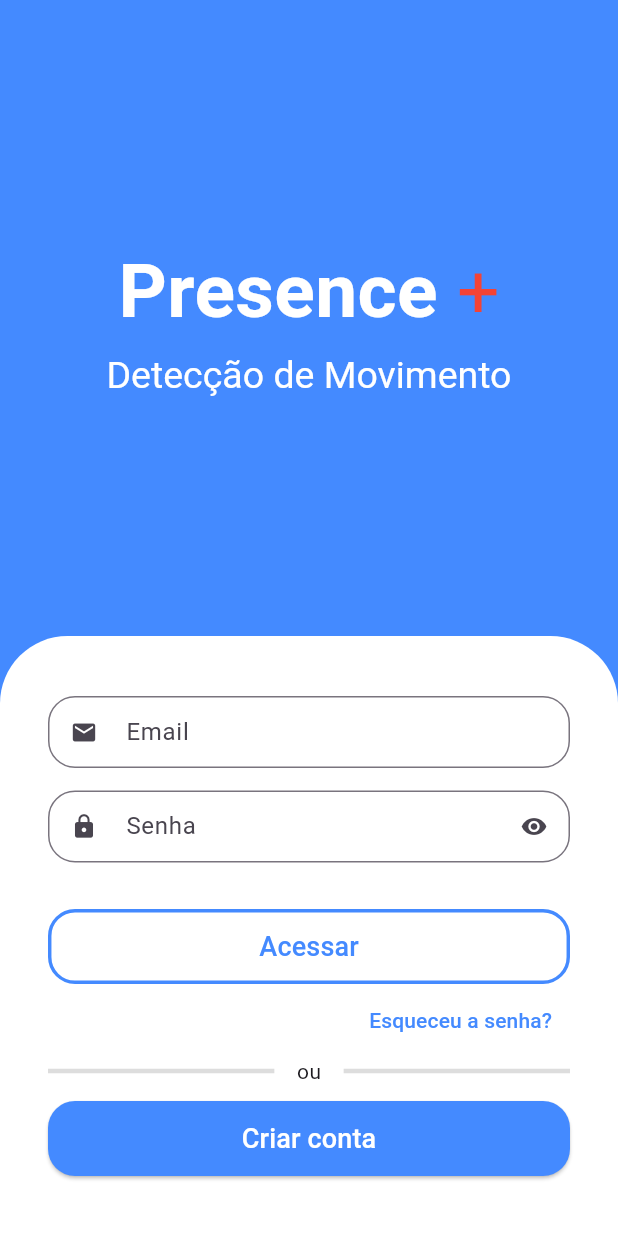
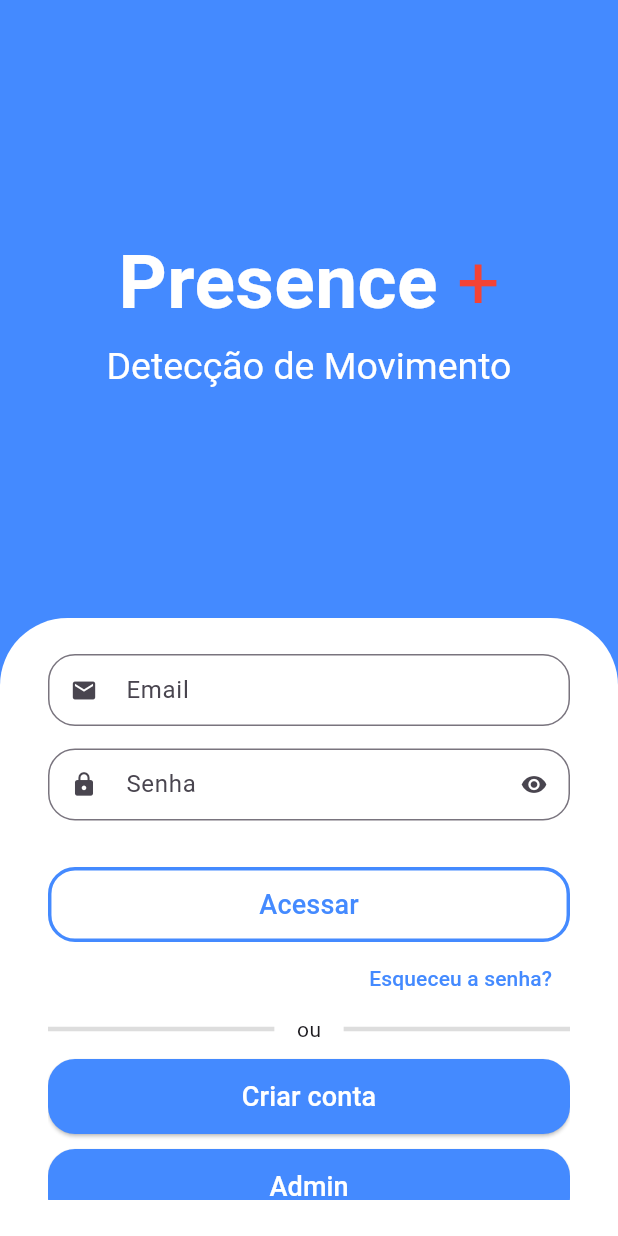
Before and after one commit to crys001001/projeto-flutter-arduino, a Flutter app: the screen it shows after launch, on a phone screen of 412 x 824 dp. Run offline on Flutter 3.47's test engine with Material 3 defaults, Android fonts, the phone set to English and light mode, and no system bars; drawn by our look-alikes of animated_text_kit; our stand-ins replace flutter_bluetooth_serial, get, mask_text_input_formatter, permission_handler.

Commit message:
ajustes_final_flutter

```diff
--- a/lib/src/auth/sign_in_screen.dart
+++ b/lib/src/auth/sign_in_screen.dart
@@ -1,6 +1,7 @@
 import 'package:animated_text_kit/animated_text_kit.dart';
 import 'package:flutter/material.dart';
 import 'package:flutter_application/src/common_widgets/custom_text_fild.dart';
+import 'package:flutter_application/src/components/admin_access_dialog.dart';
 import 'package:flutter_application/src/components/forgot_password_dialog.dart';
 import 'package:flutter_application/src/pages_routes/app_pages.dart';
 import 'package:flutter_application/src/services/validators.dart';
@@ -15,18 +16,13 @@ class SignInScreen extends StatelessWidget {
 
   @override
   Widget build(BuildContext context) {
-    final size = MediaQuery.of(context).size;
-
     return Scaffold(
       backgroundColor: Colors.blueAccent,
-      body: SingleChildScrollView(
-        child: SizedBox(
-          height: size.height,
-          width: size.width,
-          child: Column(
+      body: Column(
         children: [
           // ─────── LOGO + ANIMAÇÃO ───────
           Expanded(
+            flex: 1,
             child: Column(
               mainAxisAlignment: MainAxisAlignment.center,
               children: [
@@ -41,10 +37,7 @@ class SignInScreen extends StatelessWidget {
                           fontWeight: FontWeight.bold,
                         ),
                       ),
-                          TextSpan(
-                            text: ' +',
-                            style: TextStyle(color: Colors.red),
-                          ),
+                      TextSpan(text: ' +', style: TextStyle(color: Colors.red)),
                     ],
                   ),
                 ),
@@ -52,10 +45,7 @@ class SignInScreen extends StatelessWidget {
                 SizedBox(
                   height: 30,
                   child: DefaultTextStyle(
-                        style: const TextStyle(
-                          fontSize: 25,
-                          color: Colors.white,
-                        ),
+                    style: const TextStyle(fontSize: 25, color: Colors.white),
                     child: AnimatedTextKit(
                       pause: Duration.zero,
                       repeatForever: true,
@@ -74,15 +64,28 @@ class SignInScreen extends StatelessWidget {
           ),
 
           // ─────── FORMULÁRIO ───────
-              Container(
+          Flexible(
+            flex: 1,
+            child: LayoutBuilder(
+              builder: (context, constraints) {
+                return Container(
                   padding: const EdgeInsets.symmetric(
                     horizontal: 32,
-                  vertical: 40,
+                    vertical: 24,
                   ),
                   decoration: const BoxDecoration(
                     color: Colors.white,
-                  borderRadius: BorderRadius.vertical(top: Radius.circular(45)),
+                    borderRadius: BorderRadius.vertical(
+                      top: Radius.circular(45),
                     ),
+                  ),
+                  child: SingleChildScrollView(
+                    physics: const NeverScrollableScrollPhysics(),
+                    child: ConstrainedBox(
+                      constraints: BoxConstraints(
+                        minHeight: constraints.maxHeight,
+                      ),
+                      child: IntrinsicHeight(
                         child: Form(
                           key: _formKey,
                           child: Column(
@@ -126,9 +129,8 @@ class SignInScreen extends StatelessWidget {
                                   ),
                                   onPressed: () {
                                     if (_formKey.currentState!.validate()) {
-                              // TODO: autenticar usuário
+                                      Get.toNamed(PagesRoutes.BaseRoute);
                                     }
-                            Get.toNamed(PagesRoutes.BaseRoute);
                                   },
                                   child: const Text(
                                     'Acessar',
@@ -137,14 +139,15 @@ class SignInScreen extends StatelessWidget {
                                 ),
                               ),
 
-                      // “Esqueceu a senha?” abre modal
+                              // “Esqueceu a senha?”
                               Align(
                                 alignment: Alignment.centerRight,
                                 child: TextButton(
                                   onPressed: () {
                                     showDialog(
                                       context: context,
-                              builder: (_) => const ForgotPasswordDialog(),
+                                      builder:
+                                          (_) => const ForgotPasswordDialog(),
                                     );
                                   },
                                   child: const Text(
@@ -166,7 +169,9 @@ class SignInScreen extends StatelessWidget {
                                       ),
                                     ),
                                     const Padding(
-                              padding: EdgeInsets.symmetric(horizontal: 15),
+                                      padding: EdgeInsets.symmetric(
+                                        horizontal: 15,
+                                      ),
                                       child: Text('ou'),
                                     ),
                                     Expanded(
@@ -199,7 +204,32 @@ class SignInScreen extends StatelessWidget {
                                   ),
                                 ),
                               ),
-                    ],
+
+                              const SizedBox(height: 10),
+
+                              // Botão Admin
+                              SizedBox(
+                                height: 50,
+                                child: ElevatedButton(
+                                  style: ElevatedButton.styleFrom(
+                                    backgroundColor: Colors.blueAccent,
+                                    foregroundColor: Colors.white,
+                                    shape: RoundedRectangleBorder(
+                                      borderRadius: BorderRadius.circular(18),
+                                    ),
+                                  ),
+                                  onPressed: () async {
+                                    final result = await showDialog<bool>(
+                                      context: context,
+                                      builder: (_) => const AdminAccessDialog(),
+                                    );
+                                    if (result == true) {
+                                      Get.toNamed(PagesRoutes.adminTabRoute);
+                                    }
+                                  },
+                                  child: const Text(
+                                    'Admin',
+                                    style: TextStyle(fontSize: 18),
                                   ),
                                 ),
                               ),
@@ -207,6 +237,14 @@ class SignInScreen extends StatelessWidget {
                           ),
                         ),
                       ),
+                    ),
+                  ),
+                );
+              },
+            ),
+          ),
+        ],
+      ),
     );
   }
 }
--- a/lib/src/pages/SettingsScreen_tab.dart
+++ b/lib/src/pages/SettingsScreen_tab.dart
@@ -1,5 +1,3 @@
-// lib/src/pages/settings_screen.dart
-
 import 'package:flutter/material.dart';
 import 'package:flutter_application/src/common_widgets/custom_text_fild.dart';
 
--- a/lib/src/pages_routes/app_pages.dart
+++ b/lib/src/pages_routes/app_pages.dart
@@ -1,6 +1,7 @@
 import 'package:flutter_application/src/auth/sign_in_screen.dart';
 import 'package:flutter_application/src/auth/sign_up_screen.dart';
 import 'package:flutter_application/src/base/base_screen.dart';
+import 'package:flutter_application/src/pages/admin_tab.dart';
 import 'package:get/get.dart';
 
 abstract class AppPages {
@@ -8,6 +9,7 @@ abstract class AppPages {
     GetPage(page: () => SignInScreen(), name: PagesRoutes.signInRoute),
     GetPage(page: () => SignUpScreen(), name: PagesRoutes.signUpRoute),
     GetPage(page: () => BaseScreen(), name: PagesRoutes.BaseRoute),
+    GetPage(page: () => AdminTabScreen(), name: PagesRoutes.adminTabRoute),
   ];
 }
 
@@ -15,4 +17,5 @@ abstract class PagesRoutes {
   static const String signInRoute = '/singin';
   static const String signUpRoute = '/singup';
   static const String BaseRoute = '/baseScreen';
+  static const String adminTabRoute = '/admin';
 }
```
Also changed, not shown: lib/src/base/base_screen.dart (+0 -70 lines), lib/src/components/admin_access_dialog.dart (added, +102 -0 lines), lib/src/pages/admin_tab.dart (added, +54 -0 lines). Lines whose indentation alone changed are shown as unchanged.
